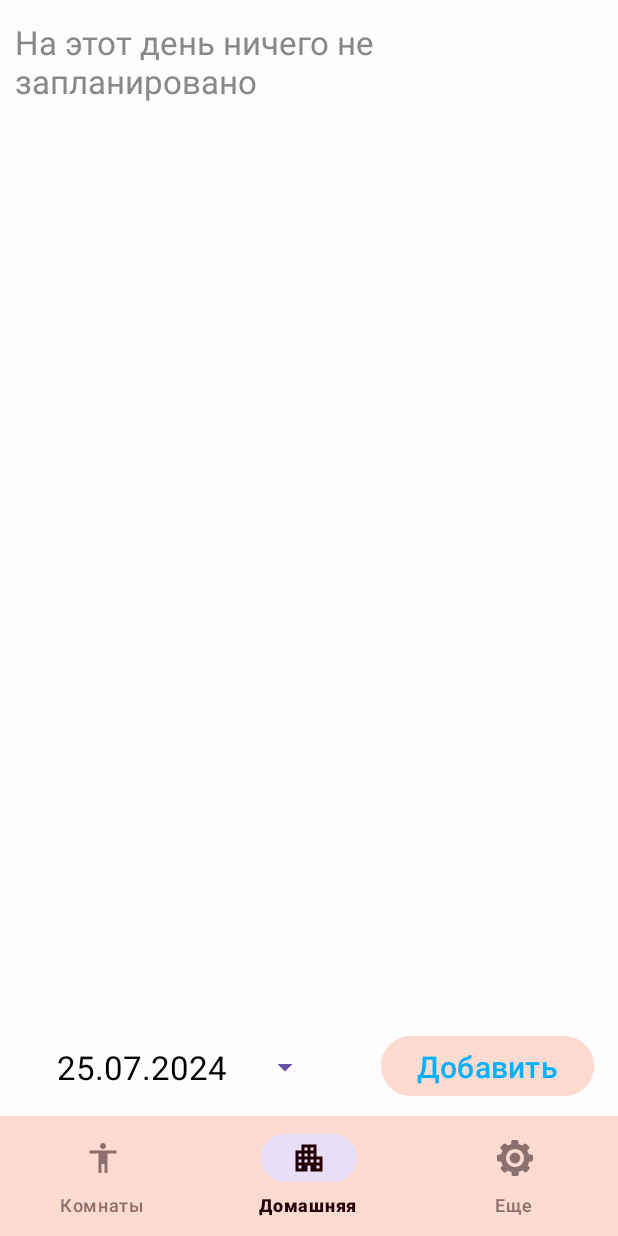
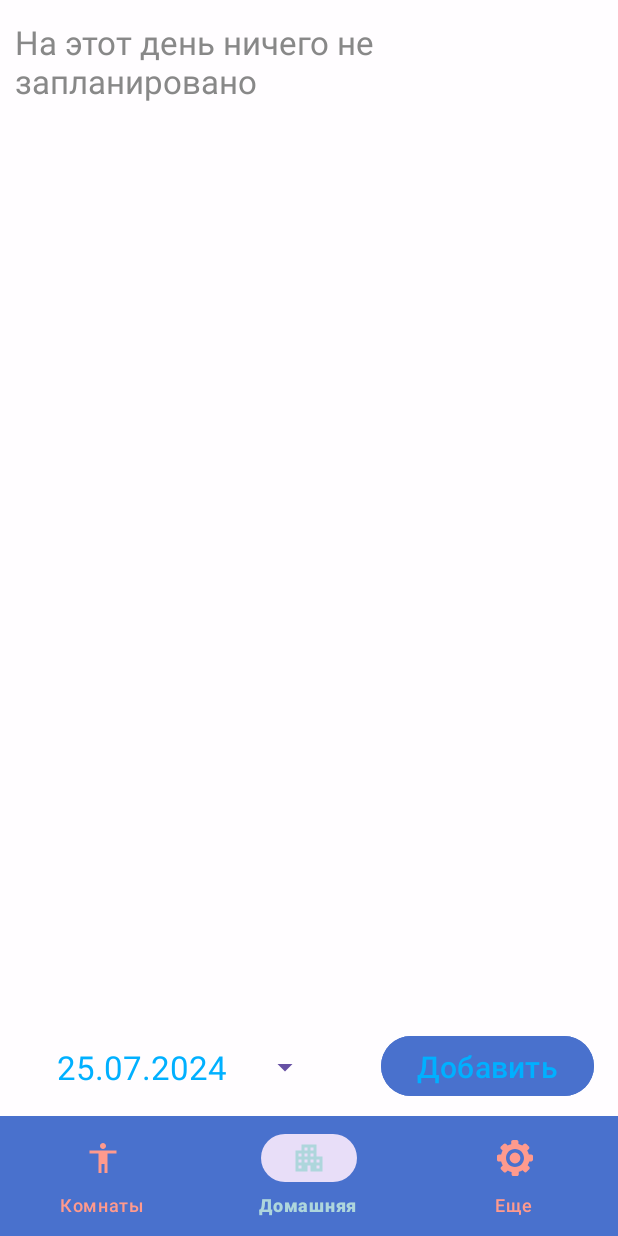
Before and after one commit to Toknnick/Helper, an Android app: the screen it shows after launch (MainActivity), on a phone screen of 412 x 824 dp. Run offline under Robolectric (Android 15) with nearby library versions, the phone set to English and light mode, and no system bars; our stand-ins replace navigation-ui.

Commit message:
Небольшие правки
Изменена цветовая палитра

```diff
--- a/app/src/main/java/com/example/helper1/HomeFragment.kt
+++ b/app/src/main/java/com/example/helper1/HomeFragment.kt
@@ -503,7 +503,6 @@ class HomeFragment : Fragment() {
         binding.addNewPoint.setLayoutParams(btn2Params)
 
         btn3Params.addRule(RelativeLayout.BELOW, editText.id)
-        btn3Params.rightMargin = 10
         btn3Params.addRule(RelativeLayout.LEFT_OF, binding.addNewPoint.id)
         binding.deletePoint.setLayoutParams(btn3Params)
     }
@@ -689,7 +688,7 @@ class HomeFragment : Fragment() {
         if (string.length == 8)
             newString = string.replace(Regex("(\\d{2})$"), "20$1")
         else if (string.isEmpty())
-            newString = LocalDate.now().format(DateTimeFormatter.ofPattern("dd.MM.yyyy"))
+            newString = chosenDate
 
         return newString
     }
@@ -716,8 +715,7 @@ class HomeFragment : Fragment() {
             if (binding.layout.indexOfChild(view) == 0){
                 params.addRule(RelativeLayout.BELOW,view.id)
                 params.addRule(RelativeLayout.ALIGN_LEFT, view.id)
-            }else if(binding.layout.indexOfChild(view) == binding.layout.childCount -1
-                ||(binding.layout.indexOfChild(view) == binding.layout.childCount - 2 && binding.layout.getChildAt(binding.layout.childCount- 1) == deleteButton)){
+            }else {
                 params.addRule(RelativeLayout.ABOVE,view.id)
                 params.addRule(RelativeLayout.ALIGN_LEFT, view.id)
             }
@@ -758,6 +756,7 @@ class HomeFragment : Fragment() {
     }
 
     private fun createAllEventsAndTasks() {
+        binding.layout.removeAllViews()
         createButton()
 
         val newList = (events + tasks).sortedBy { it.time }
@@ -783,7 +782,6 @@ class HomeFragment : Fragment() {
     private fun changeScrollView() {
         events = dbHelper.getEventsByDate(chosenDate).sortedBy { it.time }
         tasks = dbHelper.getTasksByDate(chosenDate).sortedBy { it.time }
-        binding.layout.removeAllViews()
         createAllEventsAndTasks()
     }
 
--- a/app/src/main/res/drawable/border_task.xml
+++ b/app/src/main/res/drawable/border_task.xml
@@ -1,5 +1,7 @@
 <?xml version="1.0" encoding="utf-8"?>
 <shape xmlns:android="http://schemas.android.com/apk/res/android" android:shape="rectangle">
+
+        <solid android:color="@color/panel_background"/>
         <stroke android:width="1dp" android:color="@color/black"/>
 
 </shape>
--- a/app/src/main/res/layout/fragment_home.xml
+++ b/app/src/main/res/layout/fragment_home.xml
@@ -56,15 +56,15 @@
         style="?android:spinnerStyle"
         android:layout_width="200dp"
         android:layout_height="wrap_content"
-        android:textColor="@color/black"
+        android:textColor="@color/text_color_button"
+        android:backgroundTint="@color/bottom_nav_bg"
         android:textSize="22sp"
         app:layout_constraintBottom_toBottomOf="parent"
         app:layout_constraintEnd_toEndOf="parent"
         app:layout_constraintHorizontal_bias="0.066"
         app:layout_constraintStart_toStartOf="parent"
         app:layout_constraintTop_toTopOf="@+id/addButton"
-        app:layout_constraintVertical_bias="0.0"
-        android:textColorLink="@color/text_color_button"/>
+        app:layout_constraintVertical_bias="0.0"/>
 
     <RelativeLayout
         android:id="@+id/createTaskPanel"
--- a/app/src/main/res/values-night/colors_night.xml
+++ b/app/src/main/res/values-night/colors_night.xml
@@ -2,15 +2,15 @@
 <resources>
     <color name="black">#FF000000</color>
     <color name="white">#FFFFFFFF</color>
-    <color name="green">#51C857</color>
-    <color name="not_completed_task">#EFFF04</color>
+    <color name="green">#33691E</color>
+    <color name="not_completed_task">#FFDE04</color>
     <color name="completed_task">#909A03</color>
-    <color name="edit_text">#3858FF</color>
 
-    <color name="main_background">#D23F5CF1</color>
-    <color name="panel_background">#D7192981</color>
-    <color name="bottom_nav_bg">#D20526C8</color>
-    <color name="bottom_nav_item">#8800FF</color>
-    <color name="nav_selected_item">#430025</color>
-    <color name="text_color_button">#8700FE</color>
+    <color name="edit_text">#206F7C</color>
+    <color name="main_background">#77341D</color>
+    <color name="panel_background">#B17365</color>
+    <color name="bottom_nav_bg">#211B1A</color>
+    <color name="bottom_nav_item">#206F7C</color>
+    <color name="nav_selected_item">#77341D</color>
+    <color name="text_color_button">#3D79A7</color>
 </resources>
--- a/app/src/main/res/values/colors.xml
+++ b/app/src/main/res/values/colors.xml
@@ -2,15 +2,15 @@
 <resources>
     <color name="black">#FF000000</color>
     <color name="white">#FFFFFFFF</color>
-    <color name="green">#51C857</color>
-    <color name="not_completed_task">#EFFF04</color>
-    <color name="completed_task">#909A03</color>
-    <color name="edit_text">#3000B0FF</color>
+    <color name="green">#33691E</color>
+    <color name="not_completed_task">#FFDE04</color>
+    <color name="completed_task">#BDA400</color>
 
+    <color name="edit_text">#aed6dc</color>
     <color name="main_background">#D2FFFFFF</color>
     <color name="panel_background">#E8E4E4</color>
-    <color name="bottom_nav_bg">#FEDBD0</color>
-    <color name="bottom_nav_item">#8C706D</color>
-    <color name="nav_selected_item">#220006</color>
+    <color name="bottom_nav_bg">#4971CD</color>
+    <color name="bottom_nav_item">#ff9a8d</color>
+    <color name="nav_selected_item">#aed6dc</color>
     <color name="text_color_button">#00B0FF</color>
 </resources>
```
